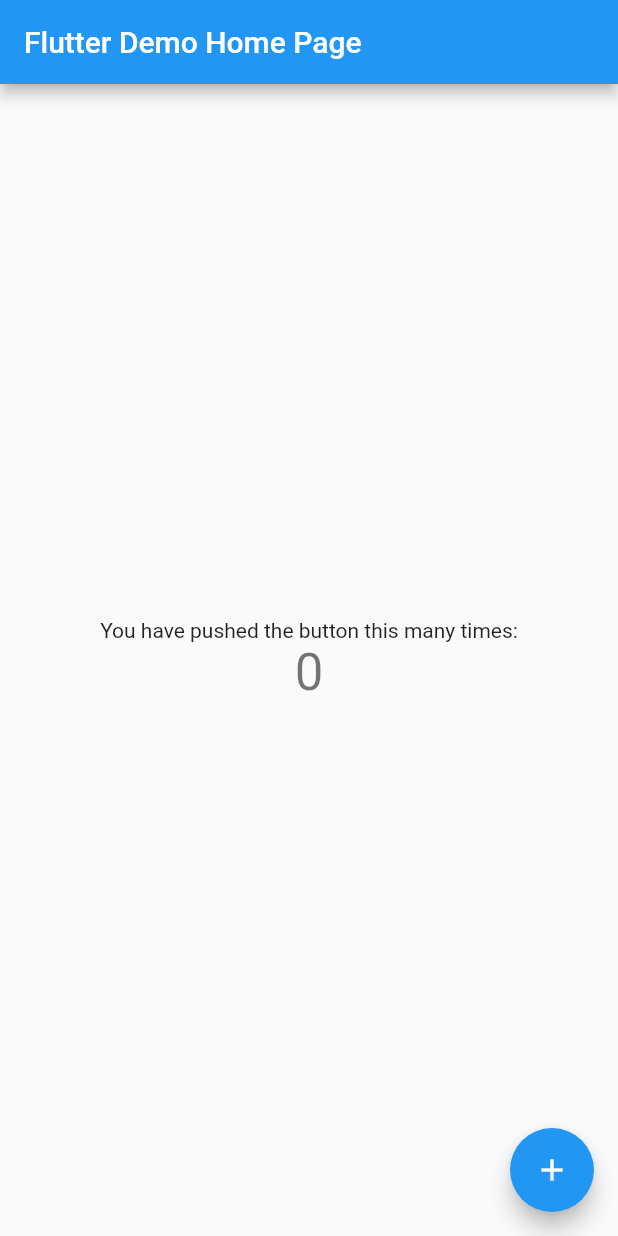
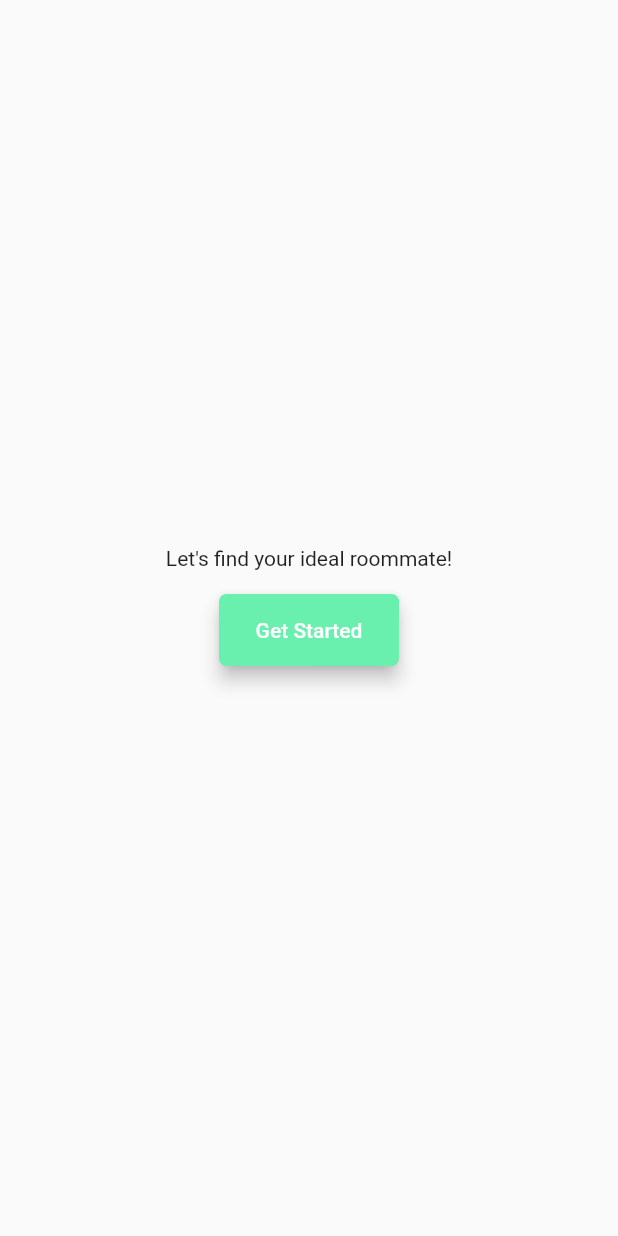
Before and after one commit to dylanhyl/rommie, a Flutter app: the screen it shows after launch, on a phone screen of 412 x 824 dp. Run offline on Flutter 3.47's test engine with Material 2 defaults, Android fonts, the phone set to English and light mode, and no system bars.

Commit message:
Add initial welcome screen and onboarding screen skeleton

```diff
--- /dev/null
+++ b/lib/components/rounded_button.dart
@@ -0,0 +1,31 @@
+import 'package:flutter/material.dart';
+
+class RoundedButton extends StatelessWidget {
+  final Color color;
+  final String label;
+  final Function onPressed;
+
+  RoundedButton({this.color, this.label, this.onPressed});
+  @override
+  Widget build(BuildContext context) {
+    return Padding(
+      padding: EdgeInsets.symmetric(vertical: 16.0),
+      child: Material(
+        color: color,
+        borderRadius: BorderRadius.circular(5.0),
+        elevation: 5.0,
+        child: MaterialButton(
+          onPressed: onPressed,
+          minWidth: 120.0,
+          height: 40.0,
+          child: Text(
+            label,
+            style: TextStyle(
+              color: Colors.white,
+            ),
+          ),
+        ),
+      ),
+    );
+  }
+}
--- a/lib/main.dart
+++ b/lib/main.dart
@@ -1,5 +1,6 @@
-import 'package:firebase_auth/firebase_auth.dart';
 import 'package:flutter/material.dart';
+import 'package:roomiematch/screens/onboarding/onboarding_screen.dart';
+import 'screens/welcome_screen.dart';
 
 void main() {
   runApp(MyApp());
@@ -10,112 +11,11 @@ class MyApp extends StatelessWidget {
   @override
   Widget build(BuildContext context) {
     return MaterialApp(
-      title: 'Flutter Demo',
-      theme: ThemeData(
-        // This is the theme of your application.
-        //
-        // Try running your application with "flutter run". You'll see the
-        // application has a blue toolbar. Then, without quitting the app, try
-        // changing the primarySwatch below to Colors.green and then invoke
-        // "hot reload" (press "r" in the console where you ran "flutter run",
-        // or simply save your changes to "hot reload" in a Flutter IDE).
-        // Notice that the counter didn't reset back to zero; the application
-        // is not restarted.
-        primarySwatch: Colors.blue,
-        // This makes the visual density adapt to the platform that you run
-        // the app on. For desktop platforms, the controls will be smaller and
-        // closer together (more dense) than on mobile platforms.
-        visualDensity: VisualDensity.adaptivePlatformDensity,
-      ),
-      home: MyHomePage(title: 'Flutter Demo Home Page'),
+      initialRoute: WelcomeScreen.id,
+      routes: {
+        WelcomeScreen.id: (context) => WelcomeScreen(),
+        OnboardingScreen.id: (context) => OnboardingScreen(),
+      },
     );
   }
 }
-
-class MyHomePage extends StatefulWidget {
-  MyHomePage({Key key, this.title}) : super(key: key);
-
-  // This widget is the home page of your application. It is stateful, meaning
-  // that it has a State object (defined below) that contains fields that affect
-  // how it looks.
-
-  // This class is the configuration for the state. It holds the values (in this
-  // case the title) provided by the parent (in this case the App widget) and
-  // used by the build method of the State. Fields in a Widget subclass are
-  // always marked "final".
-
-  final String title;
-
-  @override
-  _MyHomePageState createState() => _MyHomePageState();
-}
-
-class _MyHomePageState extends State<MyHomePage> {
-  int _counter = 0;
-
-  final _auth = FirebaseAuth.instance;
-
-  void _incrementCounter() {
-    _auth.currentUser();
-    setState(() {
-      // This call to setState tells the Flutter framework that something has
-      // changed in this State, which causes it to rerun the build method below
-      // so that the display can reflect the updated values. If we changed
-      // _counter without calling setState(), then the build method would not be
-      // called again, and so nothing would appear to happen.
-      _counter++;
-    });
-  }
-
-  @override
-  Widget build(BuildContext context) {
-    // This method is rerun every time setState is called, for instance as done
-    // by the _incrementCounter method above.
-    //
-    // The Flutter framework has been optimized to make rerunning build methods
-    // fast, so that you can just rebuild anything that needs updating rather
-    // than having to individually change instances of widgets.
-    return Scaffold(
-      appBar: AppBar(
-        // Here we take the value from the MyHomePage object that was created by
-        // the App.build method, and use it to set our appbar title.
-        title: Text(widget.title),
-      ),
-      body: Center(
-        // Center is a layout widget. It takes a single child and positions it
-        // in the middle of the parent.
-        child: Column(
-          // Column is also a layout widget. It takes a list of children and
-          // arranges them vertically. By default, it sizes itself to fit its
-          // children horizontally, and tries to be as tall as its parent.
-          //
-          // Invoke "debug painting" (press "p" in the console, choose the
-          // "Toggle Debug Paint" action from the Flutter Inspector in Android
-          // Studio, or the "Toggle Debug Paint" command in Visual Studio Code)
-          // to see the wireframe for each widget.
-          //
-          // Column has various properties to control how it sizes itself and
-          // how it positions its children. Here we use mainAxisAlignment to
-          // center the children vertically; the main axis here is the vertical
-          // axis because Columns are vertical (the cross axis would be
-          // horizontal).
-          mainAxisAlignment: MainAxisAlignment.center,
-          children: <Widget>[
-            Text(
-              'You have pushed the button this many times:',
-            ),
-            Text(
-              '$_counter',
-              style: Theme.of(context).textTheme.headline4,
-            ),
-          ],
-        ),
-      ),
-      floatingActionButton: FloatingActionButton(
-        onPressed: _incrementCounter,
-        tooltip: 'Increment',
-        child: Icon(Icons.add),
-      ), // This trailing comma makes auto-formatting nicer for build methods.
-    );
-  }
-}
--- /dev/null
+++ b/lib/screens/onboarding/onboarding_screen.dart
@@ -0,0 +1,15 @@
+import 'package:flutter/material.dart';
+
+class OnboardingScreen extends StatefulWidget {
+  static String id = 'onboarding_screen';
+
+  @override
+  _OnboardingScreenState createState() => _OnboardingScreenState();
+}
+
+class _OnboardingScreenState extends State<OnboardingScreen> {
+  @override
+  Widget build(BuildContext context) {
+    return Scaffold(body: SafeArea(child: Text('I\'m looking for')));
+  }
+}
--- /dev/null
+++ b/lib/screens/welcome_screen.dart
@@ -0,0 +1,33 @@
+import 'package:flutter/material.dart';
+import 'package:roomiematch/components/rounded_button.dart';
+import 'package:roomiematch/screens/onboarding/onboarding_screen.dart';
+
+class WelcomeScreen extends StatefulWidget {
+  static String id = 'welcome_screen';
+
+  @override
+  _WelcomeScreenState createState() => _WelcomeScreenState();
+}
+
+class _WelcomeScreenState extends State<WelcomeScreen> {
+  @override
+  Widget build(BuildContext context) {
+    return Scaffold(
+      body: Column(
+        mainAxisAlignment: MainAxisAlignment.center,
+        children: <Widget>[
+          Center(
+            child: Text('Let\'s find your ideal roommate!'),
+          ),
+          RoundedButton(
+            color: Colors.greenAccent,
+            label: 'Get Started',
+            onPressed: () {
+              Navigator.pushNamed(context, OnboardingScreen.id);
+            },
+          )
+        ],
+      ),
+    );
+  }
+}
```
